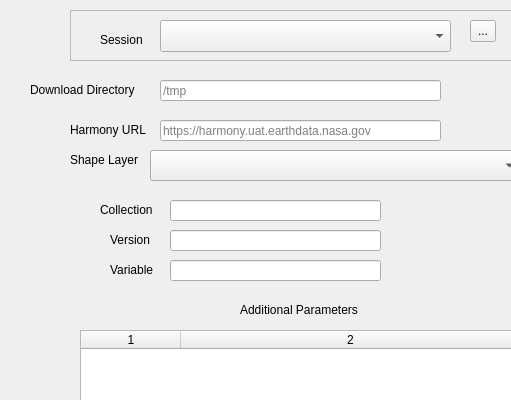
Above: harmony_qgis_dialog_base.ui from nasa/harmony-qgis before the change; both pictures show x 0 to 511 and y 0 to 400 of the 623 by 594 pixel window. Below: the same form after it.
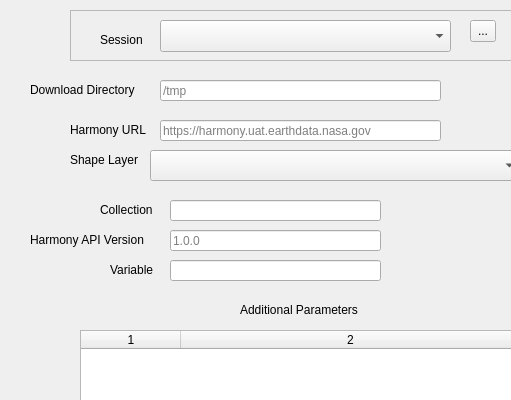
That is the form after the change.

Commit message: HARMONY-430: Prevent use of non-vector layers as shapefiles and update docs to better explain 'version'

The edit to the form file:
```diff
--- a/harmony_qgis_dialog_base.ui
+++ b/harmony_qgis_dialog_base.ui
@@ -182,14 +182,14 @@
   <widget class="QLabel" name="label_10">
    <property name="geometry">
     <rect>
-     <x>110</x>
+     <x>30</x>
      <y>230</y>
-     <width>51</width>
+     <width>131</width>
      <height>20</height>
     </rect>
    </property>
    <property name="text">
-    <string>Version</string>
+    <string>Harmony API Version</string>
    </property>
   </widget>
   <widget class="QLineEdit" name="versionField">
@@ -207,6 +207,9 @@
    <property name="echoMode">
     <enum>QLineEdit::Normal</enum>
    </property>
+   <property name="placeholderText">
+    <string>1.0.0</string>
+   </property>
    <property name="clearButtonEnabled">
     <bool>true</bool>
    </property>
```
Left out of the diff: 4 changed lines with no effect on the pictures. The commit also changes 4 other files.
